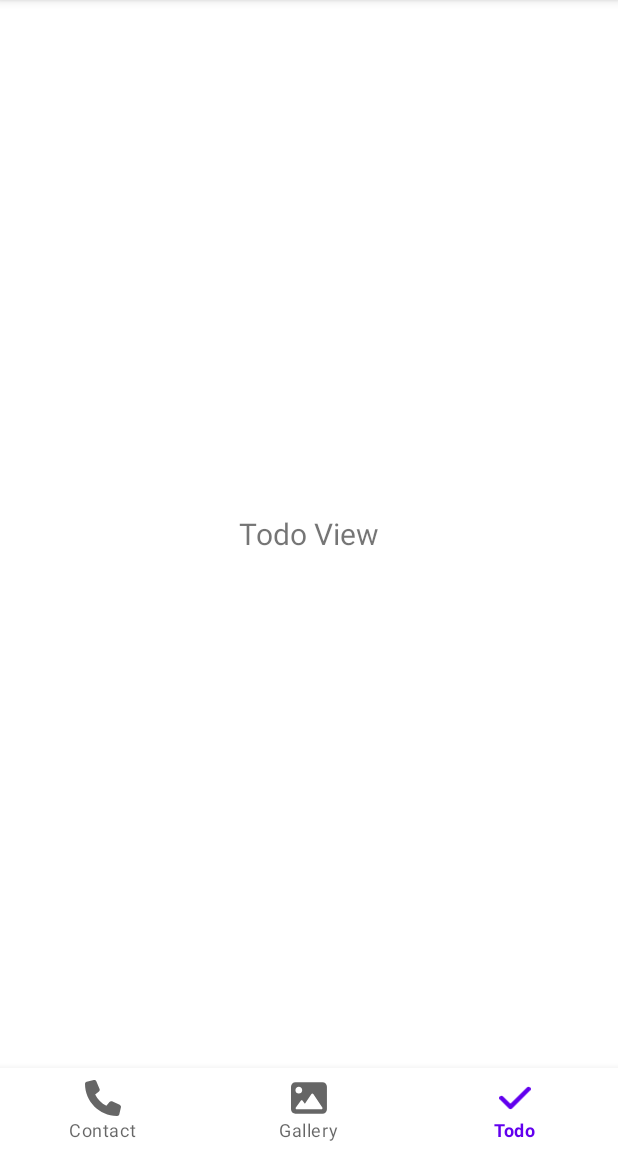
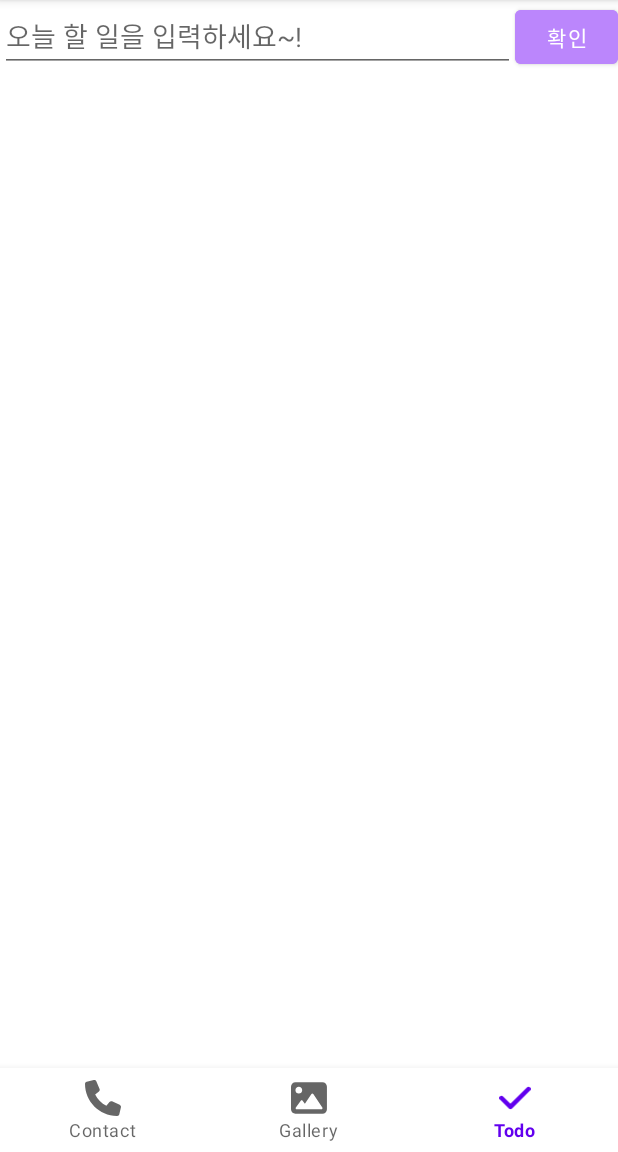
Before and after one commit to injoonH/madcamp-simple-app, an Android app: the screen it shows after launch (MainActivity), item 3 of the bottom bar chosen, on a phone screen of 412 x 824 dp, the part 84-1236 px from its top. Run offline under Robolectric (Android 15) with nearby library versions, the phone set to English and light mode, and no system bars; 3 statements that could not run were skipped.

Commit message:
feat: Add RecyclerView of Todo tab

```diff
--- a/app/build.gradle
+++ b/app/build.gradle
@@ -28,11 +28,13 @@ android {
 }
 
 dependencies {
+
     implementation 'androidx.appcompat:appcompat:1.4.2'
     implementation 'com.google.android.material:material:1.6.1'
     implementation 'androidx.constraintlayout:constraintlayout:2.1.4'
     implementation 'androidx.fragment:fragment:1.4.1'
     implementation 'androidx.activity:activity:1.5.0'
+    implementation 'com.google.android.gms:play-services-maps:18.0.2'
     testImplementation 'junit:junit:4.13.2'
     androidTestImplementation 'androidx.test.ext:junit:1.1.3'
     androidTestImplementation 'androidx.test.espresso:espresso-core:3.4.0'
--- /dev/null
+++ b/app/src/main/java/com/example/themostusefulapp/TodoFragment.java
@@ -0,0 +1,23 @@
+package com.example.themostusefulapp;
+
+import android.os.Bundle;
+import android.view.LayoutInflater;
+import android.view.View;
+import android.view.ViewGroup;
+
+import androidx.fragment.app.Fragment;
+
+public class TodoFragment extends Fragment {
+
+    private static final String TAG = "TodoFragment";
+
+    @Override
+    public View onCreateView(LayoutInflater inflater, ViewGroup container, Bundle savedInstanceState) {
+        ViewGroup rootView = (ViewGroup) inflater.inflate(R.layout.fragment_todo, container, false);
+        initUI(rootView);
+        return rootView;
+    }
+
+    private void initUI(ViewGroup rootView){
+    }
+}
--- a/app/src/main/java/com/example/themostusefulapp/fragment_todo.java
+++ b/app/src/main/java/com/example/themostusefulapp/fragment_todo.java
@@ -4,22 +4,51 @@ import android.os.Bundle;
 import android.view.LayoutInflater;
 import android.view.View;
 import android.view.ViewGroup;
+import android.widget.Button;
+import android.widget.Toast;
 
 import androidx.fragment.app.Fragment;
+import androidx.fragment.app.FragmentActivity;
+
 
 public class fragment_todo extends Fragment {
-    public fragment_todo() {
-    }
+
+    private static final String TAG = "fragment_todo";
+
+    Fragment mainFragment;
 
     @Override
     public void onCreate(Bundle savedInstanceState) {
         super.onCreate(savedInstanceState);
+
+        mainFragment = new TodoFragment();
+
+        FragmentActivity activity=null;
+        activity.getSupportFragmentManager().beginTransaction().replace(R.id.todoframelayout,mainFragment).commit();
     }
 
     @Override
     public View onCreateView(LayoutInflater inflater, ViewGroup container,
                              Bundle savedInstanceState) {
 
-        return inflater.inflate(R.layout.fragment_todo, container, false);
+        View v=inflater.inflate(R.layout.fragment_todo,container,false);
+        Button saveButton = v.findViewById(R.id.savebutton);
+        saveButton.setOnClickListener(new View.OnClickListener(){
+            @Override
+            public void onClick(View view){
+
+                saveToDo();
+
+                Toast.makeText(getActivity(),"추가되었습니다.",Toast.LENGTH_SHORT).show();
+
+            }
+        });
+
+        return v;
     }
+
+    private void saveToDo() {
+    }
+
+
 }
--- a/app/src/main/res/layout/fragment_todo.xml
+++ b/app/src/main/res/layout/fragment_todo.xml
@@ -5,11 +5,50 @@
     android:layout_height="match_parent"
     tools:context=".fragment_todo">
 
-    <TextView
-        android:layout_width="wrap_content"
+    <LinearLayout
+        android:id="@+id/outlayout"
+        android:layout_width="match_parent"
         android:layout_height="wrap_content"
-        android:layout_gravity="center"
-        android:text="Todo View"
-        android:textSize="20sp" />
+        android:orientation="vertical">
+
+
+        <LinearLayout
+            android:layout_width="match_parent"
+            android:layout_height="match_parent"
+            android:orientation="horizontal">
+
+            <EditText
+                android:id="@+id/inputtodo"
+                android:layout_width="match_parent"
+                android:layout_height="match_parent"
+                android:layout_gravity="start|top"
+                android:layout_weight="1"
+                android:autofillHints=""
+                android:ems="10"
+                android:hint="오늘 할 일을 입력하세요~!"
+                android:inputType="textMultiLine" />
+
+            <Button
+                android:id="@+id/savebutton"
+                android:layout_width="match_parent"
+                android:layout_height="wrap_content"
+                android:layout_weight="5"
+                android:backgroundTint="@color/purple_200"
+                android:text="확인" />
+
+        </LinearLayout>
+
+        <FrameLayout
+            android:id="@+id/todoframelayout"
+            android:layout_width="match_parent"
+            android:layout_height="685dp">
+
+            <androidx.recyclerview.widget.RecyclerView
+                android:id="@+id/recyclerview"
+                android:layout_width="match_parent"
+                android:layout_height="match_parent" />
+        </FrameLayout>
+
+    </LinearLayout>
 
 </FrameLayout>
```
Also changed, not shown: app/src/main/java/com/example/themostusefulapp/TodoData.java (added, +28 -0 lines), app/src/main/java/com/example/themostusefulapp/TodoDatabase.java (added, +113 -0 lines), app/src/main/java/com/example/themostusefulapp/TodoRecyclerAdapter.java (added, +88 -0 lines), app/src/main/res/layout/todo_item.xml (added, +37 -0 lines).
